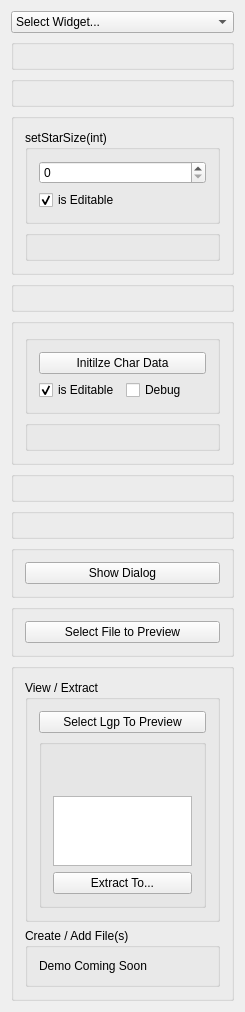
Qt form FF7tk/mainwindow.ui (sithlord48/ff7tk) before a commit.
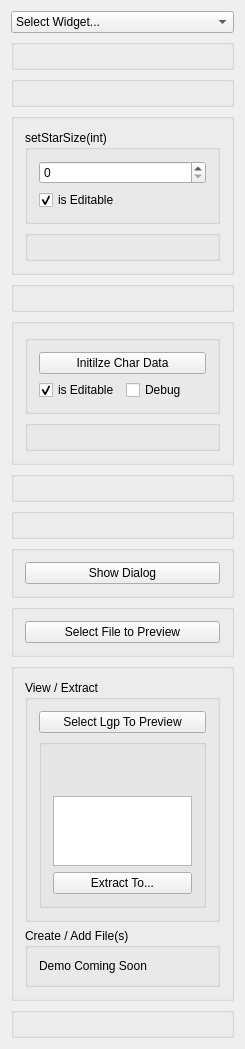
The same form after that commit.

What changed in the file:
```diff
--- a/FF7tk/mainwindow.ui
+++ b/FF7tk/mainwindow.ui
@@ -7,7 +7,7 @@
     <x>0</x>
     <y>0</y>
     <width>245</width>
-    <height>25</height>
+    <height>28</height>
    </rect>
   </property>
   <property name="sizePolicy">
@@ -322,6 +322,13 @@
       </layout>
      </widget>
     </item>
+    <item>
+     <widget class="QGroupBox" name="locListBox">
+      <property name="title">
+       <string/>
+      </property>
+     </widget>
+    </item>
    </layout>
   </widget>
  </widget>
```
Left out of the diff: 7 changed lines with no effect on the pictures.
